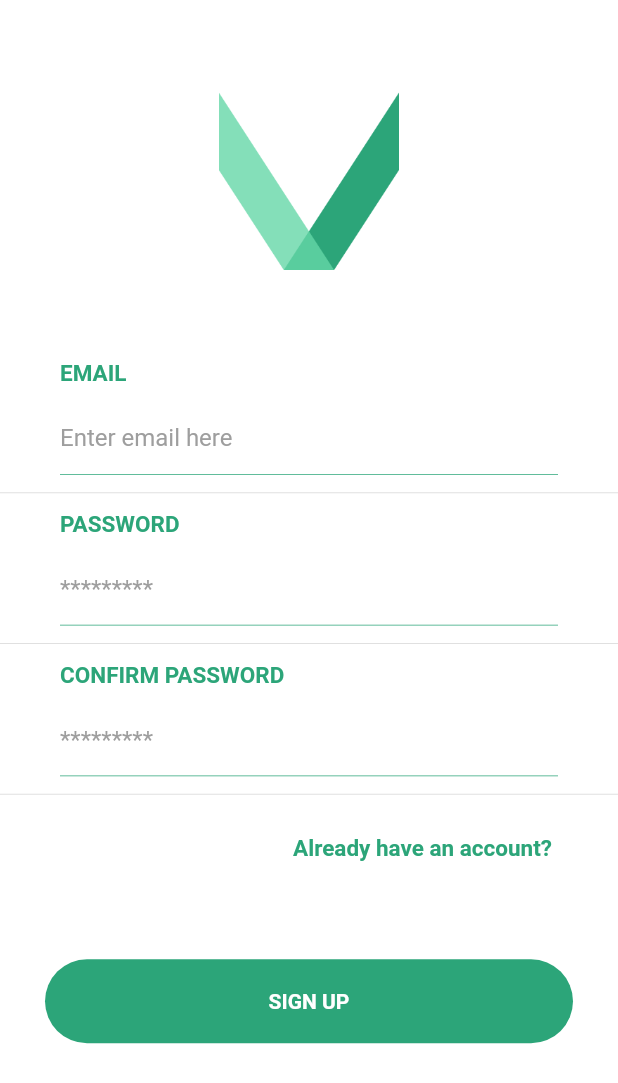
After one commit to Aabell8/cerf_mobile, a Flutter app: the screen it shows after launch, swiped to page 3, on a phone screen of 412 x 824 dp. The commit adds this screen. Shown: the top 1083 px of the screen. Run offline on Flutter 3.47's test engine with Material 2 defaults, Android fonts, the phone set to English and light mode, and no system bars; network calls fail.

Commit message:
Updated login page views

```diff
--- a/lib/components/ScheduleAppBar.dart
+++ b/lib/components/ScheduleAppBar.dart
@@ -25,6 +25,7 @@ class ScheduleAppBar extends AppBar {
                                 style: TextStyle(
                                   color: AppColors.blueAccent,
                                   fontWeight: FontWeight.bold,
+                                  fontSize: 16.0,
                                 ),
                               ),
                             ),
@@ -51,6 +52,7 @@ class ScheduleAppBar extends AppBar {
                                 style: TextStyle(
                                   color: AppColors.greenBlue,
                                   fontWeight: FontWeight.bold,
+                                  fontSize: 16.0,
                                 ),
                               ),
                             ),
--- /dev/null
+++ b/lib/pages/LoginPage.dart
@@ -0,0 +1,490 @@
+import 'package:flutter/material.dart';
+import 'package:cerf_mobile/constants/colors.dart';
+
+class LoginPage extends StatefulWidget {
+  @override
+  _LoginPageState createState() => _LoginPageState();
+}
+
+class _LoginPageState extends State<LoginPage> with TickerProviderStateMixin {
+  final GlobalKey<FormState> _loginFormKey = GlobalKey<FormState>();
+  final GlobalKey<FormState> _signupFormKey = GlobalKey<FormState>();
+
+  Widget _homePage() {
+    return Container(
+      height: MediaQuery.of(context).size.height,
+      decoration: BoxDecoration(
+        color: AppColors.greenBlue,
+        // image: DecorationImage(
+        //   colorFilter: ColorFilter.mode(
+        //       Colors.black.withOpacity(0.1), BlendMode.dstATop),
+        //   image: AssetImage('assets/images/mountains.jpg'),
+        //   fit: BoxFit.cover,
+        // ),
+      ),
+      child: Container(
+        margin: EdgeInsets.symmetric(horizontal: 16.0),
+        child: Column(
+          children: <Widget>[
+            Container(
+              padding: EdgeInsets.only(top: 120.0),
+              child: Center(
+                child: Image.asset(
+                  'assets/viss_white.png',
+                  width: 160.0,
+                  height: 160.0,
+                ),
+              ),
+            ),
+            Container(
+              padding: EdgeInsets.only(top: 20.0),
+              child: Row(
+                mainAxisAlignment: MainAxisAlignment.center,
+                children: <Widget>[
+                  Text(
+                    "Viss",
+                    style: TextStyle(color: Colors.white, fontSize: 40.0),
+                  ),
+                ],
+              ),
+            ),
+            SizedBox(
+              height: 40.0,
+            ),
+            Expanded(child: SizedBox()),
+            Row(
+              children: <Widget>[
+                Expanded(
+                  child: OutlineButton(
+                    child: Text(
+                      "REGISTER",
+                      style: TextStyle(
+                        fontWeight: FontWeight.bold,
+                        color: Colors.white,
+                        fontSize: 15.0,
+                      ),
+                    ),
+                    padding: EdgeInsets.symmetric(vertical: 16.0),
+                    onPressed: () => gotoSignup(),
+                  ),
+                ),
+              ],
+            ),
+            SizedBox(
+              height: 24.0,
+            ),
+            Row(
+              children: <Widget>[
+                Expanded(
+                  child: RaisedButton(
+                    child: const Text(
+                      'LOGIN',
+                      style: TextStyle(
+                        color: AppColors.greenBlue,
+                      ),
+                    ),
+                    color: Colors.white,
+                    padding: EdgeInsets.symmetric(vertical: 16.0),
+                    onPressed: () => gotoLogin(),
+                  ),
+                ),
+              ],
+            ),
+            SizedBox(
+              height: 40,
+            )
+          ],
+        ),
+      ),
+    );
+  }
+
+  Widget _loginPage() {
+    return SafeArea(
+      top: false,
+      bottom: false,
+      child: Form(
+        key: _loginFormKey,
+        autovalidate: false,
+        child: SingleChildScrollView(
+          padding: EdgeInsets.symmetric(horizontal: 16.0),
+          child: Column(
+            crossAxisAlignment: CrossAxisAlignment.stretch,
+            children: <Widget>[
+              Container(
+                padding: EdgeInsets.symmetric(vertical: 80.0),
+                child: Center(
+                  child: Image.asset(
+                    'assets/viss_icon.png',
+                    width: 100.0,
+                    height: 100.0,
+                  ),
+                ),
+              ),
+              TextFormField(
+                key: Key('email'),
+                decoration: const InputDecoration(
+                  border: OutlineInputBorder(),
+                  labelText: 'Email',
+                ),
+                onSaved: (String value) {},
+                // validator: _validateAddress,
+                maxLines: 1,
+              ),
+              SizedBox(
+                height: 24.0,
+              ),
+              TextFormField(
+                key: Key('password'),
+                decoration: const InputDecoration(
+                  border: OutlineInputBorder(),
+                  labelText: 'Password',
+                ),
+                onSaved: (String value) {},
+                // validator: _validateAddress,
+                maxLines: 1,
+              ),
+              SizedBox(
+                height: 16.0,
+              ),
+              Row(
+                mainAxisAlignment: MainAxisAlignment.center,
+                children: <Widget>[
+                  FlatButton(
+                    child: Text(
+                      "Forgot Password?",
+                      style: TextStyle(
+                        fontWeight: FontWeight.bold,
+                        color: AppColors.greenBlue,
+                        fontSize: 15.0,
+                      ),
+                      textAlign: TextAlign.end,
+                    ),
+                    onPressed: () => {},
+                  ),
+                ],
+              ),
+              SizedBox(height: 24.0),
+              Row(
+                children: <Widget>[
+                  Expanded(
+                    child: RaisedButton(
+                      key: Key('login'),
+                      child: const Text('LOGIN'),
+                      color: Theme.of(context).primaryColor,
+                      padding: EdgeInsets.symmetric(vertical: 16.0),
+                      onPressed: () => {},
+                    ),
+                  ),
+                ],
+              ),
+              SizedBox(height: 24.0),
+              // Container(
+              //   width: MediaQuery.of(context).size.width,
+              //   alignment: Alignment.center,
+              //   child: Row(
+              //     children: <Widget>[
+              //       Expanded(
+              //         child: Container(
+              //           margin: EdgeInsets.all(8.0),
+              //           decoration:
+              //               BoxDecoration(border: Border.all(width: 0.25)),
+              //         ),
+              //       ),
+              //       Text(
+              //         "OR CONNECT WITH",
+              //         style: TextStyle(
+              //           color: Colors.grey,
+              //           fontWeight: FontWeight.bold,
+              //         ),
+              //       ),
+              //       Expanded(
+              //         child: Container(
+              //           margin: EdgeInsets.all(8.0),
+              //           decoration:
+              //               BoxDecoration(border: Border.all(width: 0.25)),
+              //         ),
+              //       ),
+              //     ],
+              //   ),
+              // ),
+            ],
+          ),
+        ),
+      ),
+    );
+  }
+
+  Widget _signupPage() {
+    return Container(
+      height: MediaQuery.of(context).size.height,
+      decoration: BoxDecoration(
+        color: Colors.white,
+        // image: DecorationImage(
+        //   colorFilter: ColorFilter.mode(
+        //       Colors.black.withOpacity(0.05), BlendMode.dstATop),
+        //   image: AssetImage('assets/images/mountains.jpg'),
+        //   fit: BoxFit.cover,
+        // ),
+      ),
+      child: Column(
+        children: <Widget>[
+          Container(
+            padding: EdgeInsets.symmetric(vertical: 60.0),
+            child: Center(
+              child: Image.asset(
+                'assets/viss_icon.png',
+                width: 120.0,
+                height: 120.0,
+              ),
+            ),
+          ),
+          Row(
+            children: <Widget>[
+              Expanded(
+                child: Padding(
+                  padding: const EdgeInsets.only(left: 40.0),
+                  child: Text(
+                    "EMAIL",
+                    style: TextStyle(
+                      fontWeight: FontWeight.bold,
+                      color: AppColors.greenBlue,
+                      fontSize: 15.0,
+                    ),
+                  ),
+                ),
+              ),
+            ],
+          ),
+          Container(
+            width: MediaQuery.of(context).size.width,
+            margin: const EdgeInsets.only(left: 40.0, right: 40.0, top: 10.0),
+            alignment: Alignment.center,
+            decoration: BoxDecoration(
+              border: Border(
+                bottom: BorderSide(
+                    color: AppColors.greenBlue,
+                    width: 0.5,
+                    style: BorderStyle.solid),
+              ),
+            ),
+            padding: const EdgeInsets.only(left: 0.0, right: 10.0),
+            child: Row(
+              crossAxisAlignment: CrossAxisAlignment.center,
+              mainAxisAlignment: MainAxisAlignment.start,
+              children: <Widget>[
+                Expanded(
+                  child: TextField(
+                    obscureText: true,
+                    textAlign: TextAlign.left,
+                    decoration: InputDecoration(
+                      border: InputBorder.none,
+                      hintText: 'Enter email here',
+                      hintStyle: TextStyle(color: Colors.grey),
+                    ),
+                  ),
+                ),
+              ],
+            ),
+          ),
+          Divider(
+            height: 24.0,
+          ),
+          Row(
+            children: <Widget>[
+              Expanded(
+                child: Padding(
+                  padding: const EdgeInsets.only(left: 40.0),
+                  child: Text(
+                    "PASSWORD",
+                    style: TextStyle(
+                      fontWeight: FontWeight.bold,
+                      color: AppColors.greenBlue,
+                      fontSize: 15.0,
+                    ),
+                  ),
+                ),
+              ),
+            ],
+          ),
+          Container(
+            width: MediaQuery.of(context).size.width,
+            margin: const EdgeInsets.only(left: 40.0, right: 40.0, top: 10.0),
+            alignment: Alignment.center,
+            decoration: BoxDecoration(
+              border: Border(
+                bottom: BorderSide(
+                    color: AppColors.greenBlue,
+                    width: 0.5,
+                    style: BorderStyle.solid),
+              ),
+            ),
+            padding: const EdgeInsets.only(left: 0.0, right: 10.0),
+            child: Row(
+              crossAxisAlignment: CrossAxisAlignment.center,
+              mainAxisAlignment: MainAxisAlignment.start,
+              children: <Widget>[
+                Expanded(
+                  child: TextField(
+                    obscureText: true,
+                    textAlign: TextAlign.left,
+                    decoration: InputDecoration(
+                      border: InputBorder.none,
+                      hintText: '*********',
+                      hintStyle: TextStyle(color: Colors.grey),
+                    ),
+                  ),
+                ),
+              ],
+            ),
+          ),
+          Divider(
+            height: 24.0,
+          ),
+          Row(
+            children: <Widget>[
+              Expanded(
+                child: Padding(
+                  padding: const EdgeInsets.only(left: 40.0),
+                  child: Text(
+                    "CONFIRM PASSWORD",
+                    style: TextStyle(
+                      fontWeight: FontWeight.bold,
+                      color: AppColors.greenBlue,
+                      fontSize: 15.0,
+                    ),
+                  ),
+                ),
+              ),
+            ],
+          ),
+          Container(
+            width: MediaQuery.of(context).size.width,
+            margin: const EdgeInsets.only(left: 40.0, right: 40.0, top: 10.0),
+            alignment: Alignment.center,
+            decoration: BoxDecoration(
+              border: Border(
+                bottom: BorderSide(
+                    color: AppColors.greenBlue,
+                    width: 0.5,
+                    style: BorderStyle.solid),
+              ),
+            ),
+            padding: const EdgeInsets.only(left: 0.0, right: 10.0),
+            child: Row(
+              crossAxisAlignment: CrossAxisAlignment.center,
+              mainAxisAlignment: MainAxisAlignment.start,
+              children: <Widget>[
+                Expanded(
+                  child: TextField(
+                    obscureText: true,
+                    textAlign: TextAlign.left,
+                    decoration: InputDecoration(
+                      border: InputBorder.none,
+                      hintText: '*********',
+                      hintStyle: TextStyle(color: Colors.grey),
+                    ),
+                  ),
+                ),
+              ],
+            ),
+          ),
+          Divider(
+            height: 24.0,
+          ),
+          Row(
+            mainAxisAlignment: MainAxisAlignment.end,
+            children: <Widget>[
+              Padding(
+                padding: const EdgeInsets.only(right: 20.0),
+                child: FlatButton(
+                  child: Text(
+                    "Already have an account?",
+                    style: TextStyle(
+                      fontWeight: FontWeight.bold,
+                      color: AppColors.greenBlue,
+                      fontSize: 15.0,
+                    ),
+                    textAlign: TextAlign.end,
+                  ),
+                  onPressed: () => {},
+                ),
+              ),
+            ],
+          ),
+          Container(
+            width: MediaQuery.of(context).size.width,
+            margin: const EdgeInsets.only(left: 30.0, right: 30.0, top: 50.0),
+            alignment: Alignment.center,
+            child: Row(
+              children: <Widget>[
+                Expanded(
+                  child: FlatButton(
+                    shape: RoundedRectangleBorder(
+                      borderRadius: BorderRadius.circular(30.0),
+                    ),
+                    color: AppColors.greenBlue,
+                    onPressed: () => {},
+                    child: Container(
+                      padding: const EdgeInsets.symmetric(
+                        vertical: 20.0,
+                        horizontal: 20.0,
+                      ),
+                      child: Row(
+                        mainAxisAlignment: MainAxisAlignment.center,
+                        children: <Widget>[
+                          Expanded(
+                            child: Text(
+                              "SIGN UP",
+                              textAlign: TextAlign.center,
+                              style: TextStyle(
+                                  color: Colors.white,
+                                  fontWeight: FontWeight.bold),
+                            ),
+                          ),
+                        ],
+                      ),
+                    ),
+                  ),
+                ),
+              ],
+            ),
+          ),
+        ],
+      ),
+    );
+  }
+
+  gotoLogin() {
+    _controller.animateToPage(
+      0,
+      duration: Duration(milliseconds: 600),
+      curve: Curves.decelerate,
+    );
+  }
+
+  gotoSignup() {
+    _controller.animateToPage(
+      2,
+      duration: Duration(milliseconds: 800),
+      curve: Curves.bounceOut,
+    );
+  }
+
+  PageController _controller =
+      PageController(initialPage: 1, viewportFraction: 1.0);
+
+  @override
+  Widget build(BuildContext context) {
+    return Scaffold(
+      body: Container(
+          height: MediaQuery.of(context).size.height,
+          child: PageView(
+            controller: _controller,
+            physics: AlwaysScrollableScrollPhysics(),
+            children: <Widget>[_loginPage(), _homePage(), _signupPage()],
+            scrollDirection: Axis.horizontal,
+          )),
+    );
+  }
+}
--- a/lib/pages/RootPage.dart
+++ b/lib/pages/RootPage.dart
@@ -1,3 +1,4 @@
+import 'package:cerf_mobile/pages/LoginPage.dart';
 import 'package:cerf_mobile/pages/SchedulePage.dart';
 import 'package:cerf_mobile/services/auth.dart';
 import 'package:cerf_mobile/services/auth_provider.dart';
@@ -47,9 +48,7 @@ class _RootPageState extends State<RootPage> {
       case AuthStatus.notDetermined:
         return _buildWaitingScreen();
       case AuthStatus.notSignedIn:
-        return SchedulePage(
-            // onSignedIn: _signedIn,
-            );
+        return LoginPage();
       case AuthStatus.signedIn:
         return SchedulePage(
             // onSignedOut: _signedOut,
--- a/lib/services/auth.dart
+++ b/lib/services/auth.dart
@@ -53,7 +53,7 @@ class Auth implements BaseAuth {
   Future<String> currentUser() async {
     User user;
     try {
-      final http.Response response = await _runQuery(queries.current_user);
+      final http.Response response = await _runQuery(queries.currentUser);
       final Map<String, dynamic> parsedRes = _parseGQLResponse(response);
 
       user = User.fromJson(parsedRes['me']);
--- a/lib/services/queries/auth_queries.dart
+++ b/lib/services/queries/auth_queries.dart
@@ -1,4 +1,4 @@
-String current_user = """
+String currentUser = """
   {
     me {
       id
```
Also changed, not shown: pubspec.yaml (+4 -3 lines), assets/viss_icon.png (added), assets/viss_white.png (added), 5 other files.
